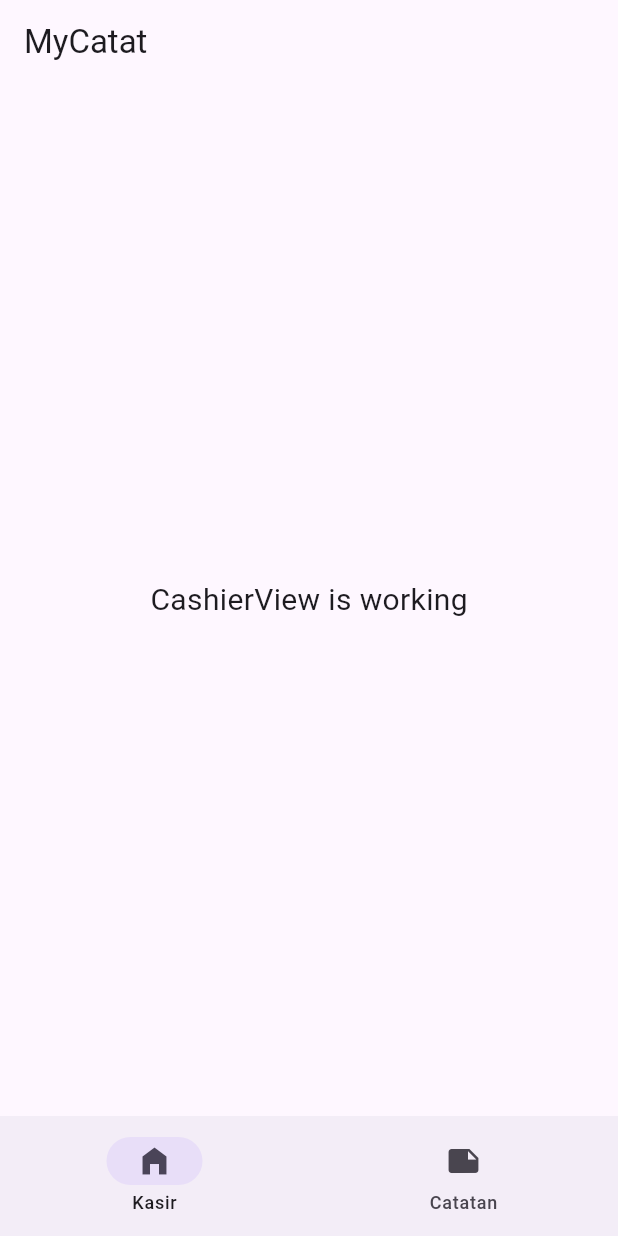
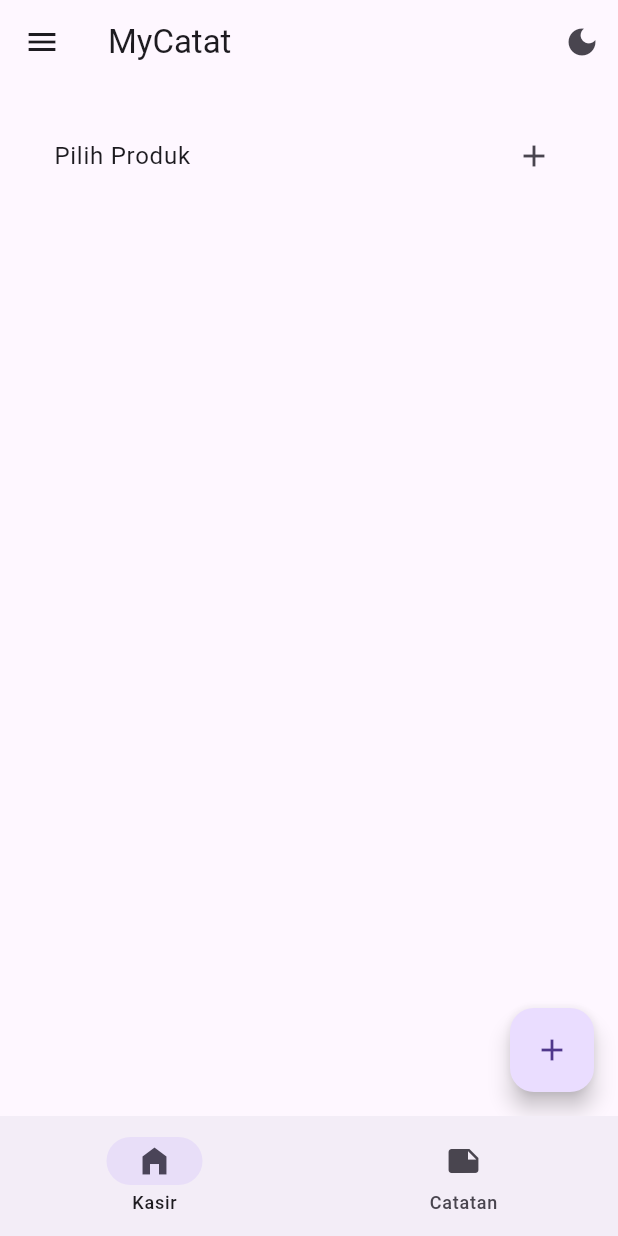
Before and after one commit to baydim/myCatat, a Flutter app: the screen it shows after launch, on a phone screen of 412 x 824 dp. Run offline on Flutter 3.47's test engine with Material 2 defaults, Android fonts, the phone set to English and light mode, and no system bars; our stand-ins replace get, shared_preferences.

Commit message:
add some features

```diff
--- a/lib/app/modules/cashier/cashier_view.dart
+++ b/lib/app/modules/cashier/cashier_view.dart
@@ -1,4 +1,11 @@
+import 'dart:math';
+
 import 'package:flutter/material.dart';
+import 'package:get/get.dart';
+import 'package:mycatat/app/modules/cashier/cashier_controller.dart';
+
+import 'models/model_list_kasir.dart';
+import 'widget/widget_list_data_cashier.dart';
 
 class CashierView extends StatefulWidget {
   const CashierView({Key? key}) : super(key: key);
@@ -10,13 +17,36 @@ class CashierView extends StatefulWidget {
 class _CashierViewState extends State<CashierView> {
   @override
   Widget build(BuildContext context) {
-    return Scaffold(
-      body: Center(
-        child: Text(
-          'CashierView is working',
-          style: TextStyle(fontSize: 20),
-        ),
-      ),
+    return GetX<CashierController>(
+      builder: (_) {
+        return Scaffold(
+          body: SingleChildScrollView(
+            child: Padding(
+              padding: const EdgeInsets.all(20),
+              child: Column(
+                children: [
+                  WidgetListDataCashier(
+                    dataSelectedUser: _.dataCashier.value,
+                  )
+                ],
+              ),
+            ),
+          ),
+          floatingActionButton: FloatingActionButton(
+            onPressed: () {
+              _.funAddDataCashier(
+                ModelListKasir(
+                  nama: Random.secure().nextInt(100).toString(),
+                  qty: Random.secure().nextInt(1000),
+                  createdAt: DateTime.now(),
+                  updatedAt: DateTime.now(),
+                ),
+              );
+            },
+            child: const Icon(Icons.add),
+          ),
+        );
+      },
     );
   }
 }
--- /dev/null
+++ b/lib/app/modules/cashier/models/model_list_kasir.dart
@@ -0,0 +1,52 @@
+// To parse this JSON data, do
+//
+//     final modelListKasir = modelListKasirFromJson(jsonString);
+
+import 'dart:convert';
+
+List<ModelListKasir> modelListKasirFromJson(String str) =>
+    List<ModelListKasir>.from(
+        json.decode(str).map((x) => ModelListKasir.fromJson(x)));
+
+String modelListKasirToJson(List<ModelListKasir> data) =>
+    json.encode(List<dynamic>.from(data.map((x) => x.toJson())));
+
+class ModelListKasir {
+  ModelListKasir({
+    this.id,
+    this.nama,
+    this.stock,
+    this.harga,
+    this.createdAt,
+    this.updatedAt,
+    this.qty,
+  });
+
+  int? id;
+  String? nama;
+  int? stock;
+  int? qty;
+  int? harga;
+  DateTime? createdAt;
+  DateTime? updatedAt;
+
+  factory ModelListKasir.fromJson(Map<String, dynamic> json) => ModelListKasir(
+        id: json["id"],
+        nama: json["nama"],
+        stock: json["stock"],
+        qty: json["qty"],
+        harga: json["harga"],
+        createdAt: DateTime.parse(json["created_at"]),
+        updatedAt: DateTime.parse(json["updated_at"]),
+      );
+
+  Map<String, dynamic> toJson() => {
+        "id": id,
+        "nama": nama,
+        "stock": stock,
+        "qty": qty,
+        "harga": harga,
+        "created_at": createdAt!.toIso8601String(),
+        "updated_at": updatedAt!.toIso8601String(),
+      };
+}
--- /dev/null
+++ b/lib/app/modules/cashier/widget/widget_list_data_cashier.dart
@@ -0,0 +1,52 @@
+import 'package:flutter/material.dart';
+
+import '../models/model_list_kasir.dart';
+
+class WidgetListDataCashier extends StatefulWidget {
+  const WidgetListDataCashier({Key? key, required this.dataSelectedUser})
+      : super(key: key);
+  final List<ModelListKasir> dataSelectedUser;
+
+  @override
+  State<WidgetListDataCashier> createState() => _WidgetListDataCashierState();
+}
+
+class _WidgetListDataCashierState extends State<WidgetListDataCashier> {
+  @override
+  Widget build(BuildContext context) {
+    return Column(
+      children: [
+        ListTile(
+          title: Text("Pilih Produk"),
+          trailing: Icon(Icons.add),
+          onTap: () {
+            showModalBottomSheet(
+                context: context,
+                builder: (context) {
+                  return Container(
+                    height: 300,
+                    child: ListView.builder(
+                      itemCount: widget.dataSelectedUser.length,
+                      itemBuilder: (context, index) {
+                        return ListTile(
+                          title: Text(widget.dataSelectedUser[index].nama!),
+                          trailing: Text(
+                              widget.dataSelectedUser[index].qty.toString()),
+                        );
+                      },
+                    ),
+                  );
+                });
+          },
+        ),
+        for (var i = 0; i < widget.dataSelectedUser.length; i++)
+          ListTile(
+            title: Text(widget.dataSelectedUser[i].nama ?? "Belum Terisi"),
+            trailing: Text(
+              widget.dataSelectedUser[i].qty.toString(),
+            ),
+          ),
+      ],
+    );
+  }
+}
--- /dev/null
+++ b/lib/app/modules/splash/splash_binding.dart
@@ -0,0 +1,10 @@
+import 'package:get/get.dart';
+
+import 'splash_controller.dart';
+
+class SplashBinding extends Bindings {
+  @override
+  void dependencies() {
+    Get.put<SplashController>(SplashController());
+  }
+}
--- /dev/null
+++ b/lib/app/modules/splash/splash_controller.dart
@@ -0,0 +1,14 @@
+import 'package:get/get.dart';
+import 'package:mycatat/app/modules/wrapper/wrapper_binding.dart';
+import 'package:mycatat/app/modules/wrapper/wrapper_view.dart';
+
+class SplashController extends GetxController {
+  funNextToWrapperView() {
+    Future.delayed(const Duration(seconds: 1), () {
+      Get.offAll(
+        () => WrapperView(),
+        binding: WrapperBinding(),
+      );
+    });
+  }
+}
--- a/lib/app/modules/wrapper/wrapper_binding.dart
+++ b/lib/app/modules/wrapper/wrapper_binding.dart
@@ -1,5 +1,6 @@
 import 'package:get/get.dart';
 
+import '../cashier/cashier_controller.dart';
 import 'wrapper_controller.dart';
 
 class WrapperBinding extends Bindings {
@@ -8,5 +9,8 @@ class WrapperBinding extends Bindings {
     Get.put<WrapperController>(
       WrapperController(),
     );
+    Get.put<CashierController>(
+      CashierController(),
+    );
   }
 }
--- a/lib/app/modules/wrapper/wrapper_view.dart
+++ b/lib/app/modules/wrapper/wrapper_view.dart
@@ -17,8 +17,30 @@ class _WrapperViewState extends State<WrapperView> {
   Widget build(BuildContext context) {
     return GetX<WrapperController>(builder: (_) {
       return Scaffold(
+        drawer: Drawer(
+          child: ListView(
+            children: [
+              ListTile(
+                title: const Text("Kasir"),
+                onTap: () {},
+              ),
+              ListTile(
+                title: const Text("Catatan"),
+                onTap: () {},
+              ),
+            ],
+          ),
+        ),
         appBar: AppBar(
           title: Text("MyCatat"),
+          actions: [
+            IconButton(
+              onPressed: () {
+                _.changeToDarkTheme();
+              },
+              icon: Icon(!_.isDark.value ? Icons.dark_mode : Icons.light_mode),
+            ),
+          ],
         ),
         body: PageView(
           controller: _.pageController,
--- a/lib/main.dart
+++ b/lib/main.dart
@@ -1,9 +1,12 @@
 import 'package:flutter/material.dart';
+import 'package:flutter/services.dart';
 import 'package:get/get.dart';
-import 'package:mycatat/app/modules/wrapper/wrapper_binding.dart';
-import 'package:mycatat/app/modules/wrapper/wrapper_view.dart';
+import 'package:mycatat/app/modules/splash/splash_view.dart';
+
+import 'app/modules/splash/splash_binding.dart';
 
 void main() {
+  WidgetsFlutterBinding.ensureInitialized();
   runApp(const MyApp());
 }
 
@@ -13,14 +16,25 @@ class MyApp extends StatelessWidget {
   // This widget is the root of your application.
   @override
   Widget build(BuildContext context) {
+    SystemChrome.setPreferredOrientations([
+      DeviceOrientation.portraitUp,
+    ]);
+    SystemChrome.setSystemUIOverlayStyle(
+      const SystemUiOverlayStyle(
+        systemNavigationBarColor: Colors.transparent,
+        statusBarColor: Colors.transparent, // status bar color
+        statusBarIconBrightness: Brightness.dark, // status bar icons' color
+        systemNavigationBarIconBrightness: Brightness.dark,
+      ),
+    );
     return GetMaterialApp(
       title: 'Flutter Demo',
       theme: ThemeData(
         useMaterial3: true,
         primarySwatch: Colors.blue,
       ),
-      initialBinding: WrapperBinding(),
-      home: const WrapperView(),
+      initialBinding: SplashBinding(),
+      home: const SplashView(),
     );
   }
 }
--- a/pubspec.yaml
+++ b/pubspec.yaml
@@ -36,6 +36,8 @@ dependencies:
   cupertino_icons: ^1.0.2
   get: ^4.6.5
   intl: ^0.17.0
+  shared_preferences: ^2.0.15
+  uuid: ^3.0.6
 
 dev_dependencies:
   flutter_test:
```
Also changed, not shown: lib/app/core/DB/db.dart (added, +81 -0 lines), lib/app/modules/cashier/cashier_controller.dart (added, +48 -0 lines), lib/app/modules/cashier/features/history/models/model_list_history_cashier.dart (added, +78 -0 lines), lib/app/modules/splash/splash_view.dart (added, +24 -0 lines), lib/app/modules/wrapper/wrapper_controller.dart (+9 -0 lines), lib/app/modules/cashier/features/history/history_view.dart (added), pubspec.lock.
